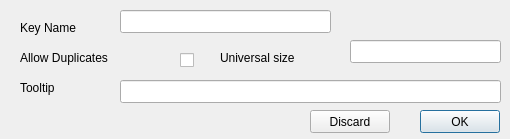
Above: zcontentutils/zkeydlg.ui from seth-world/zcontent before the change. Below: the same form after it.
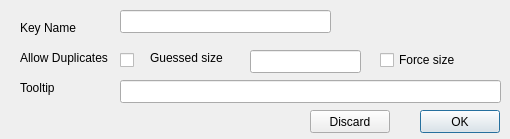
That is the form after the change.

Patch:
```diff
--- a/zcontentutils/zkeydlg.ui
+++ b/zcontentutils/zkeydlg.ui
@@ -39,7 +39,7 @@
   <widget class="QCheckBox" name="DuplicatesCHk">
    <property name="geometry">
     <rect>
-     <x>180</x>
+     <x>120</x>
      <y>50</y>
      <width>79</width>
      <height>21</height>
@@ -54,7 +54,7 @@
     <rect>
      <x>20</x>
      <y>50</y>
-     <width>141</width>
+     <width>111</width>
      <height>16</height>
     </rect>
    </property>
@@ -114,26 +114,39 @@
   <widget class="QLabel" name="label_4">
    <property name="geometry">
     <rect>
-     <x>220</x>
+     <x>150</x>
      <y>50</y>
      <width>141</width>
      <height>16</height>
     </rect>
    </property>
    <property name="text">
-    <string>Universal size</string>
+    <string>Guessed size</string>
    </property>
   </widget>
   <widget class="QLineEdit" name="KeySizeLEd">
    <property name="geometry">
     <rect>
-     <x>350</x>
-     <y>40</y>
-     <width>151</width>
+     <x>250</x>
+     <y>50</y>
+     <width>111</width>
      <height>23</height>
     </rect>
    </property>
   </widget>
+  <widget class="QCheckBox" name="ForceCHk">
+   <property name="geometry">
+    <rect>
+     <x>380</x>
+     <y>50</y>
+     <width>111</width>
+     <height>20</height>
+    </rect>
+   </property>
+   <property name="text">
+    <string>Force size</string>
+   </property>
+  </widget>
  </widget>
  <tabstops>
   <tabstop>KeyNameLEd</tabstop>
```
